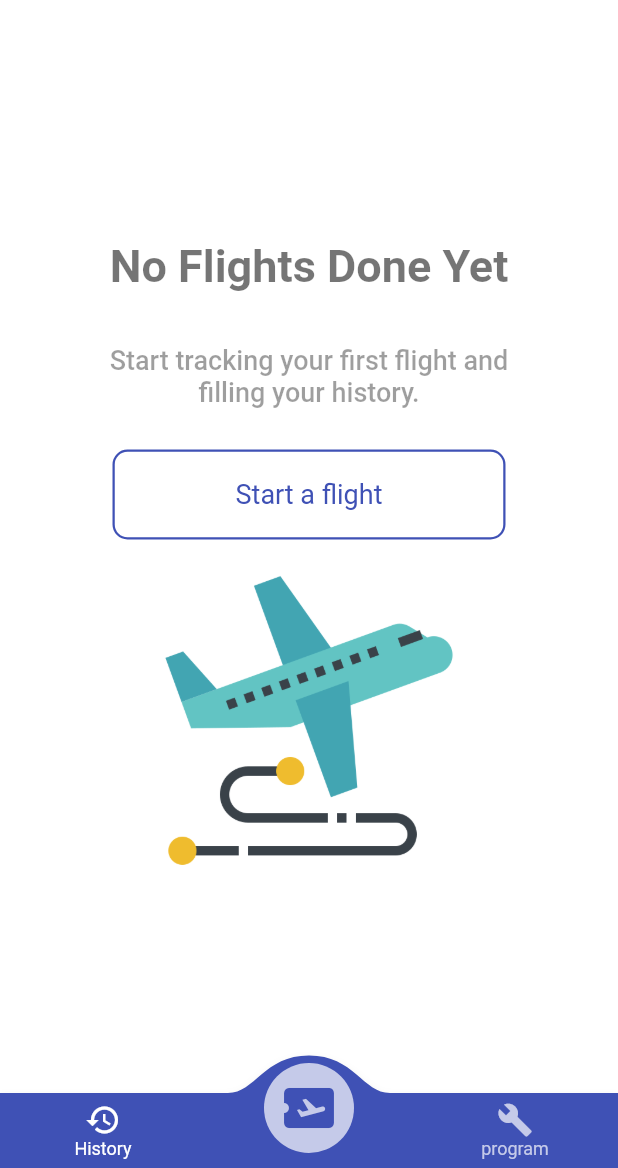
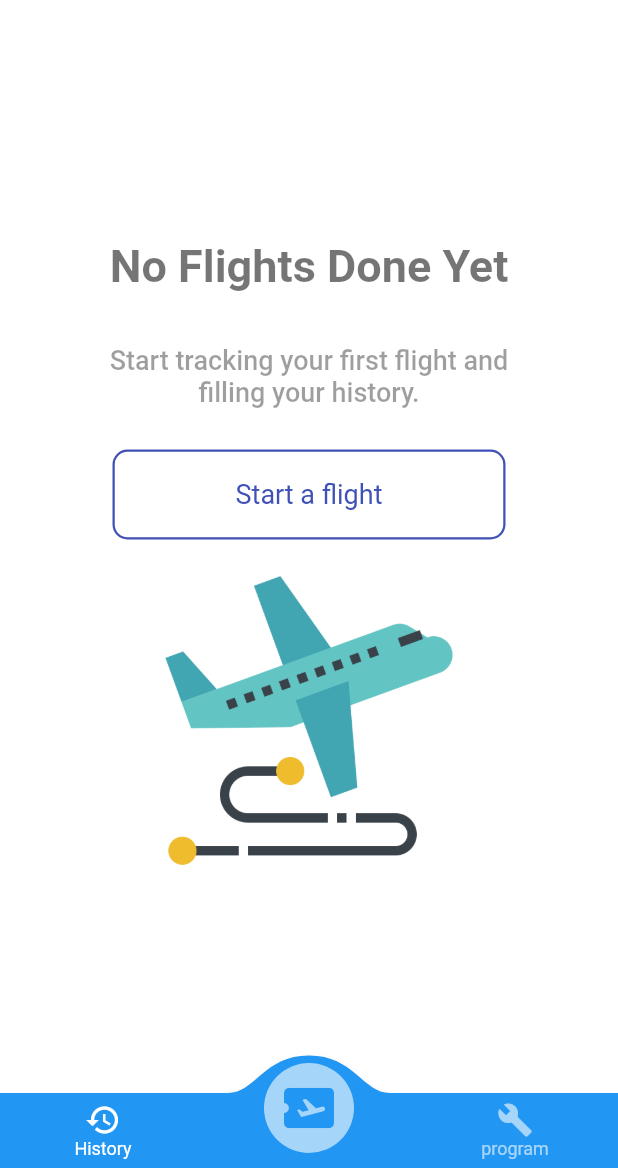
Before and after one commit to javi11/timer-f1, a Flutter app: the screen it shows after launch, on a phone screen of 412 x 824 dp, the part 68-1236 px from its top. Run offline on Flutter 3.47's test engine with Material 2 defaults, Android fonts, the phone set to English and light mode, and no system bars; drawn by our look-alikes of convex_bottom_bar, flutter_zoom_drawer; our stand-ins replace another_flushbar, auto_size_text, csv, flutter_hooks, flutter_map, flutter_svg and 12 more; missing offline and left inert: backdrop_modal_route, expandable_bottom_sheet, flutter_file_dialog, flutter_map_location_marker, flutter_reactive_ble, flutter_settings_ui and 2 more; generated files the repository leaves out were written again.

Commit message:
build: adding light theme

```diff
--- a/lib/app/modules/bluetooth/widgets/bluetooth_scaffold.dart
+++ b/lib/app/modules/bluetooth/widgets/bluetooth_scaffold.dart
@@ -11,7 +11,6 @@ class BluetoothScaffold extends StatelessWidget {
   @override
   Widget build(BuildContext context) {
     return Scaffold(
-        backgroundColor: Colors.white,
         body: Stack(
       children: [
         Container(
--- a/lib/app/modules/bluetooth/widgets/devices_list.dart
+++ b/lib/app/modules/bluetooth/widgets/devices_list.dart
@@ -35,12 +35,8 @@ class DeviceList extends HookConsumerWidget {
     }, [deviceList, nameFilter]);
 
     return Scaffold(
-        backgroundColor: Colors.white,
         appBar: AppBar(
-          backgroundColor: Colors.white,
-          elevation: 0,
           centerTitle: false,
-          iconTheme: IconThemeData(color: Colors.indigo),
           title: AppHeaderTitle(
             logo: SizedBox(width: 0),
             title: 'CONNECTING...',
--- a/lib/app/modules/home/home_page.dart
+++ b/lib/app/modules/home/home_page.dart
@@ -43,18 +43,13 @@ class HomePage extends HookConsumerWidget {
         deviceStatusWidget: DeviceStatus(),
       ),
       mainScreen: Scaffold(
-        backgroundColor: Colors.white,
         appBar: AppBar(
-          backgroundColor: Colors.white,
-          elevation: 0,
           centerTitle: true,
           leading: IconButton(
-              color: Colors.indigo,
               onPressed: () => zoomDrawerController.toggle?.call(),
               icon: Icon(Icons.menu)),
           actions: [
             IconButton(
-              color: Colors.indigo,
               icon: Icon(Icons.filter_alt_outlined),
               onPressed: () {},
             )
@@ -65,8 +60,6 @@ class HomePage extends HookConsumerWidget {
           ),
         ),
         bottomNavigationBar: ConvexAppBar(
-          color: Colors.indigo[100],
-          backgroundColor: Colors.indigo,
           style: TabStyle.fixedCircle,
           items: [
             TabItem(icon: Icons.history, title: 'History'),
@@ -103,7 +96,7 @@ class HomePage extends HookConsumerWidget {
       angle: 0.0,
       mainScreenScale: 0.15,
       style: DrawerStyle.Style1,
-      backgroundColor: Colors.grey[300]!,
+      backgroundColor: Theme.of(context).drawerTheme.backgroundColor!,
       openCurve: Curves.fastOutSlowIn,
       slideWidth: MediaQuery.of(context).size.width * 0.75,
     ));
--- a/lib/app/modules/settings/language_page.dart
+++ b/lib/app/modules/settings/language_page.dart
@@ -17,12 +17,8 @@ class LanguagesScreen extends HookWidget {
     }, [languageIndex]);
 
     return Scaffold(
-        backgroundColor: Colors.white,
         appBar: AppBar(
-          backgroundColor: Colors.white,
-          elevation: 0,
           centerTitle: false,
-          iconTheme: IconThemeData(color: Colors.indigo),
           title: AppHeaderTitle(
             logo: SizedBox(width: 0),
             title: 'LANGUAGES',
--- a/lib/app/modules/settings/settings_page.dart
+++ b/lib/app/modules/settings/settings_page.dart
@@ -25,12 +25,8 @@ class SettingsPage extends HookConsumerWidget {
     }, []);
 
     return Scaffold(
-        backgroundColor: Colors.white,
         appBar: AppBar(
-          backgroundColor: Colors.white,
-          elevation: 0,
           centerTitle: false,
-          iconTheme: IconThemeData(color: Colors.indigo),
           title: AppHeaderTitle(
             logo: SizedBox(width: 0),
             title: 'SETTINGS',
--- a/lib/app/modules/settings/timer_ble_filter_update_page.dart
+++ b/lib/app/modules/settings/timer_ble_filter_update_page.dart
@@ -19,12 +19,8 @@ class TimerBLEFilterUpdatePage extends HookConsumerWidget {
     }, [timerBleFilter, controller]);
 
     return Scaffold(
-      backgroundColor: Colors.white,
       appBar: AppBar(
-        backgroundColor: Colors.white,
-        elevation: 0,
         centerTitle: false,
-        iconTheme: IconThemeData(color: Colors.indigo),
         title: AppHeaderTitle(
           logo: SizedBox(width: 0),
           title: 'BLE FILTER',
```
Also changed, not shown: lib/core/themes/light_theme.dart (+12 -6 lines). Lines whose indentation alone changed are shown as unchanged.
